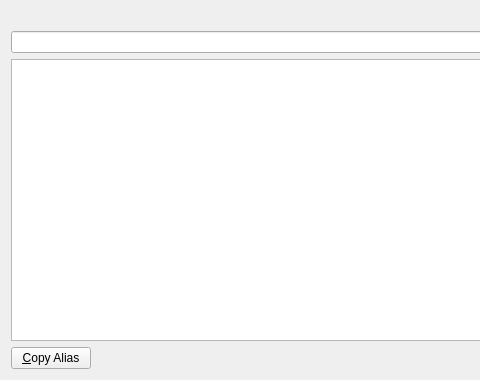
Before: the Qt Designer form src/qt/forms/aliaslistpage.ui in syscoin/syscoin1, drawn with Qt 5; both pictures show x 0 to 480 and y 0 to 380 of the 760 by 380 pixel window.
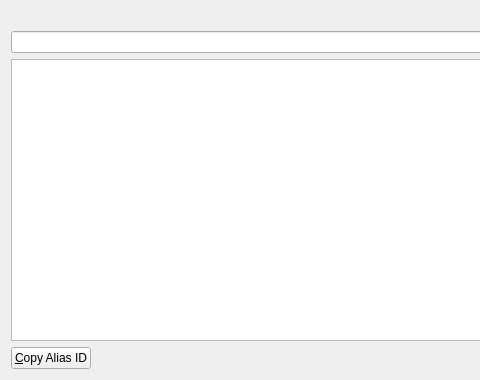
After: the same form once the commit is applied. Icons and pictures are not drawn.

Patch:
```diff
--- a/src/qt/forms/aliaslistpage.ui
+++ b/src/qt/forms/aliaslistpage.ui
@@ -84,7 +84,7 @@
         <string>Copy the currently selected alias to the system clipboard</string>
        </property>
        <property name="text">
-        <string>&amp;Copy Alias</string>
+        <string>&amp;Copy Alias ID</string>
        </property>
        <property name="icon">
         <iconset resource="../bitcoin.qrc">
```
Left out of the diff: 2 changed lines with no effect on the pictures. Lines whose indentation alone changed are shown as unchanged.
